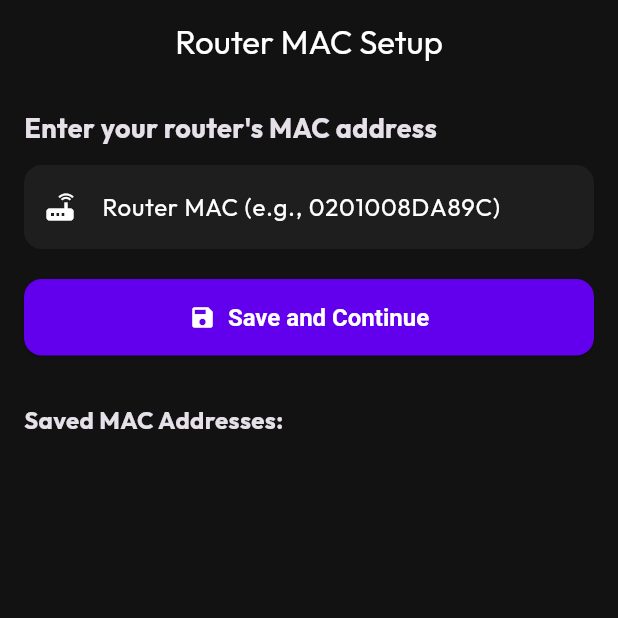
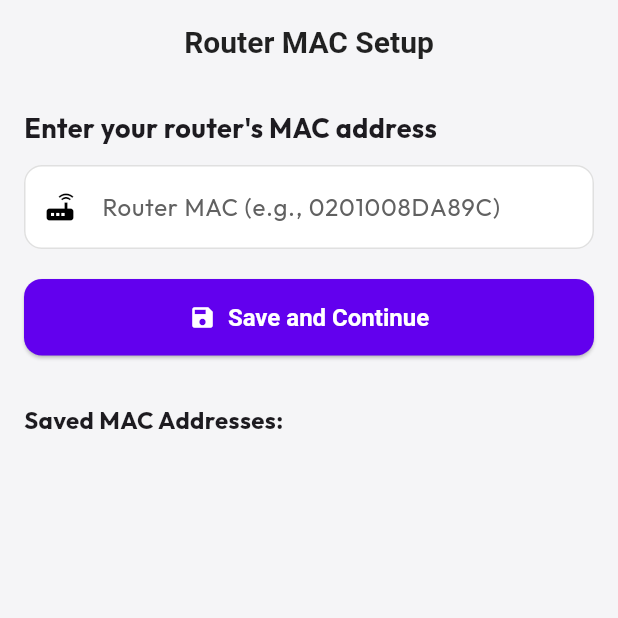
Before and after one commit to raselintellicabd/intellicawifi_flutter, a Flutter app: the screen it shows after launch, on a phone screen of 412 x 824 dp, the top half of it. Run offline on Flutter 3.47's test engine with Material 3 defaults, Android fonts, the phone set to English and light mode, and no system bars; our stand-ins replace google_fonts, shared_preferences; missing offline and left inert: mobile_scanner.

Commit message:
UI fixed

```diff
--- a/lib/main.dart
+++ b/lib/main.dart
@@ -41,7 +41,9 @@ class MyApp extends StatelessWidget {
     return MaterialApp(
       title: 'IntellicaWifi',
       debugShowCheckedModeBanner: false,
-      theme: AppTheme.darkTheme,
+      theme: AppTheme.lightTheme,
+      darkTheme: AppTheme.darkTheme,
+      themeMode: ThemeMode.system,
       initialRoute: initialRoute,
       routes: {
         '/mac_address': (context) => const MacAddressScreen(),
--- a/lib/theme/app_theme.dart
+++ b/lib/theme/app_theme.dart
@@ -7,6 +7,65 @@ class AppTheme {
   static const Color backgroundColor = Color(0xFF121212);
   static const Color surfaceColor = Color(0xFF1E1E1E);
   static const Color errorColor = Color(0xFFCF6679);
+
+  static ThemeData get lightTheme {
+    return ThemeData(
+      useMaterial3: true,
+      brightness: Brightness.light,
+      scaffoldBackgroundColor: const Color(0xFFF5F5F7),
+      colorScheme: const ColorScheme.light(
+        primary: primaryColor,
+        secondary: secondaryColor,
+        surface: Colors.white,
+        background: Color(0xFFF5F5F7),
+        error: errorColor,
+      ),
+      textTheme: GoogleFonts.outfitTextTheme(ThemeData.light().textTheme),
+      appBarTheme: const AppBarTheme(
+        backgroundColor: Color(0xFFF5F5F7),
+        elevation: 0,
+        centerTitle: true,
+        iconTheme: IconThemeData(color: Colors.black87),
+        titleTextStyle: TextStyle(
+          color: Colors.black87,
+          fontSize: 20,
+          fontWeight: FontWeight.bold,
+        ),
+      ),
+      cardTheme: CardThemeData(
+        color: Colors.white,
+        elevation: 2,
+        shape: RoundedRectangleBorder(borderRadius: BorderRadius.circular(16)),
+      ),
+      inputDecorationTheme: InputDecorationTheme(
+        filled: true,
+        fillColor: Colors.white,
+        border: OutlineInputBorder(
+          borderRadius: BorderRadius.circular(12),
+          borderSide: BorderSide(color: Colors.grey.shade300),
+        ),
+        enabledBorder: OutlineInputBorder(
+          borderRadius: BorderRadius.circular(12),
+          borderSide: BorderSide(color: Colors.grey.shade300),
+        ),
+        focusedBorder: OutlineInputBorder(
+          borderRadius: BorderRadius.circular(12),
+          borderSide: const BorderSide(color: primaryColor),
+        ),
+        labelStyle: TextStyle(color: Colors.grey.shade700),
+      ),
+      elevatedButtonTheme: ElevatedButtonThemeData(
+        style: ElevatedButton.styleFrom(
+          backgroundColor: primaryColor,
+          foregroundColor: Colors.white,
+          padding: const EdgeInsets.symmetric(vertical: 16, horizontal: 24),
+          shape:
+              RoundedRectangleBorder(borderRadius: BorderRadius.circular(12)),
+          textStyle: const TextStyle(fontWeight: FontWeight.bold, fontSize: 16),
+        ),
+      ),
+    );
+  }
 
   static ThemeData get darkTheme {
     return ThemeData(
```
Also changed, not shown: lib/screens/overview_screen.dart (+85 -39 lines), lib/screens/smart_home_screen.dart (+34 -11 lines).
